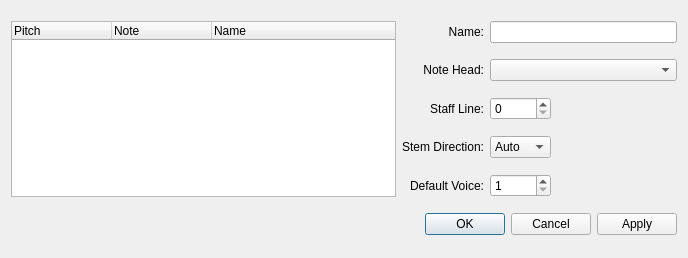
Old version of the form mscore/mscore/editdrumset.ui in the repository musescore/musescore-old.
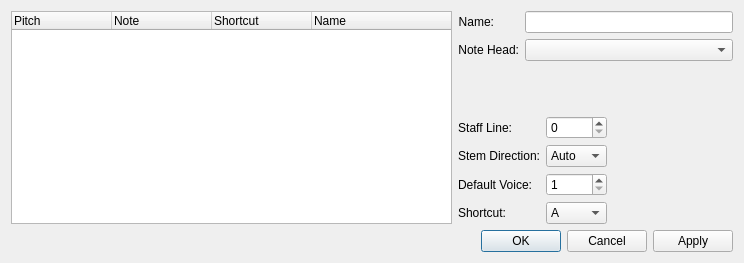
New version of the form. Custom widgets are drawn as their Qt base class.

```diff
--- a/mscore/mscore/editdrumset.ui
+++ b/mscore/mscore/editdrumset.ui
@@ -5,15 +5,67 @@
    <rect>
     <x>0</x>
     <y>0</y>
-    <width>688</width>
-    <height>258</height>
+    <width>744</width>
+    <height>263</height>
    </rect>
   </property>
   <property name="windowTitle" >
    <string>MuseScore: Edit Drumset</string>
   </property>
-  <layout class="QGridLayout" >
-   <item row="0" column="1" >
+  <layout class="QGridLayout" name="gridLayout" >
+   <item rowspan="2" row="0" column="0" >
+    <widget class="QTreeWidget" name="pitchList" >
+     <property name="alternatingRowColors" >
+      <bool>true</bool>
+     </property>
+     <property name="indentation" >
+      <number>0</number>
+     </property>
+     <property name="rootIsDecorated" >
+      <bool>false</bool>
+     </property>
+     <property name="allColumnsShowFocus" >
+      <bool>true</bool>
+     </property>
+     <column>
+      <property name="text" >
+       <string>Pitch</string>
+      </property>
+     </column>
+     <column>
+      <property name="text" >
+       <string>Note</string>
+      </property>
+     </column>
+     <column>
+      <property name="text" >
+       <string>Shortcut</string>
+      </property>
+     </column>
+     <column>
+      <property name="text" >
+       <string>Name</string>
+      </property>
+     </column>
+     <item>
+      <property name="text" >
+       <string/>
+      </property>
+      <property name="text" >
+       <string/>
+      </property>
+      <property name="text" >
+       <string/>
+      </property>
+      <property name="text" >
+       <string/>
+      </property>
+     </item>
+    </widget>
+   </item>
+   <item row="0" column="1" colspan="2" >
+    <layout class="QFormLayout" name="formLayout" >
+     <item row="0" column="0" >
     <widget class="QLabel" name="label" >
      <property name="text" >
       <string>Name:</string>
@@ -23,10 +75,10 @@
      </property>
     </widget>
    </item>
-   <item row="0" column="2" colspan="2" >
+     <item row="0" column="1" >
     <widget class="QLineEdit" name="name" />
    </item>
-   <item row="1" column="1" >
+     <item row="1" column="0" >
     <widget class="QLabel" name="label_2" >
      <property name="text" >
       <string>Note Head:</string>
@@ -36,10 +88,14 @@
      </property>
     </widget>
    </item>
-   <item row="1" column="2" colspan="2" >
+     <item row="1" column="1" >
     <widget class="QComboBox" name="noteHead" />
    </item>
-   <item row="2" column="1" >
+    </layout>
+   </item>
+   <item row="1" column="1" >
+    <layout class="QFormLayout" name="formLayout_2" >
+     <item row="0" column="0" >
     <widget class="QLabel" name="label_3" >
      <property name="text" >
       <string>Staff Line:</string>
@@ -49,20 +105,10 @@
      </property>
     </widget>
    </item>
-   <item row="2" column="2" >
+     <item row="0" column="1" >
     <widget class="QSpinBox" name="staffLine" />
    </item>
-   <item rowspan="3" row="2" column="3" >
-    <widget class="Palette" native="1" name="drumNote" >
-     <property name="minimumSize" >
-      <size>
-       <width>120</width>
-       <height>0</height>
-      </size>
-     </property>
-    </widget>
-   </item>
-   <item row="3" column="1" >
+     <item row="1" column="0" >
     <widget class="QLabel" name="label_4" >
      <property name="text" >
       <string>Stem Direction:</string>
@@ -72,7 +118,7 @@
      </property>
     </widget>
    </item>
-   <item row="3" column="2" >
+     <item row="1" column="1" >
     <widget class="QComboBox" name="stemDirection" >
      <item>
       <property name="text" >
@@ -91,7 +137,7 @@
      </item>
     </widget>
    </item>
-   <item row="4" column="1" >
+     <item row="2" column="0" >
     <widget class="QLabel" name="label_5" >
      <property name="text" >
       <string>Default Voice:</string>
@@ -101,7 +147,7 @@
      </property>
     </widget>
    </item>
-   <item row="4" column="2" >
+     <item row="2" column="1" >
     <widget class="QSpinBox" name="voice" >
      <property name="minimum" >
       <number>1</number>
@@ -111,7 +157,79 @@
      </property>
     </widget>
    </item>
-   <item row="5" column="0" colspan="4" >
+     <item row="3" column="0" >
+      <widget class="QLabel" name="label_6" >
+       <property name="text" >
+        <string>Shortcut:</string>
+       </property>
+       <property name="alignment" >
+        <set>Qt::AlignRight|Qt::AlignTrailing|Qt::AlignVCenter</set>
+       </property>
+      </widget>
+     </item>
+     <item row="3" column="1" >
+      <widget class="QComboBox" name="shortcut" >
+       <item>
+        <property name="text" >
+         <string>A</string>
+        </property>
+       </item>
+       <item>
+        <property name="text" >
+         <string>B</string>
+        </property>
+       </item>
+       <item>
+        <property name="text" >
+         <string>C</string>
+        </property>
+       </item>
+       <item>
+        <property name="text" >
+         <string>D</string>
+        </property>
+       </item>
+       <item>
+        <property name="text" >
+         <string>E</string>
+        </property>
+       </item>
+       <item>
+        <property name="text" >
+         <string>F</string>
+        </property>
+       </item>
+       <item>
+        <property name="text" >
+         <string>G</string>
+        </property>
+       </item>
+       <item>
+        <property name="text" >
+         <string>--</string>
+        </property>
+       </item>
+      </widget>
+     </item>
+    </layout>
+   </item>
+   <item row="1" column="2" >
+    <widget class="Palette" native="1" name="drumNote" >
+     <property name="sizePolicy" >
+      <sizepolicy vsizetype="Preferred" hsizetype="Preferred" >
+       <horstretch>0</horstretch>
+       <verstretch>0</verstretch>
+      </sizepolicy>
+     </property>
+     <property name="minimumSize" >
+      <size>
+       <width>120</width>
+       <height>0</height>
+      </size>
+     </property>
+    </widget>
+   </item>
+   <item row="2" column="0" colspan="3" >
     <widget class="QDialogButtonBox" name="buttonBox" >
      <property name="orientation" >
       <enum>Qt::Horizontal</enum>
@@ -121,48 +239,6 @@
      </property>
     </widget>
    </item>
-   <item rowspan="5" row="0" column="0" >
-    <widget class="QTreeWidget" name="pitchList" >
-     <property name="alternatingRowColors" >
-      <bool>true</bool>
-     </property>
-     <property name="indentation" >
-      <number>0</number>
-     </property>
-     <property name="rootIsDecorated" >
-      <bool>false</bool>
-     </property>
-     <property name="allColumnsShowFocus" >
-      <bool>true</bool>
-     </property>
-     <column>
-      <property name="text" >
-       <string>Pitch</string>
-      </property>
-     </column>
-     <column>
-      <property name="text" >
-       <string>Note</string>
-      </property>
-     </column>
-     <column>
-      <property name="text" >
-       <string>Name</string>
-      </property>
-     </column>
-     <item>
-      <property name="text" >
-       <string/>
-      </property>
-      <property name="text" >
-       <string/>
-      </property>
-      <property name="text" >
-       <string/>
-      </property>
-     </item>
-    </widget>
-   </item>
   </layout>
  </widget>
  <customwidgets>
```
Lines whose indentation alone changed are shown as unchanged.
